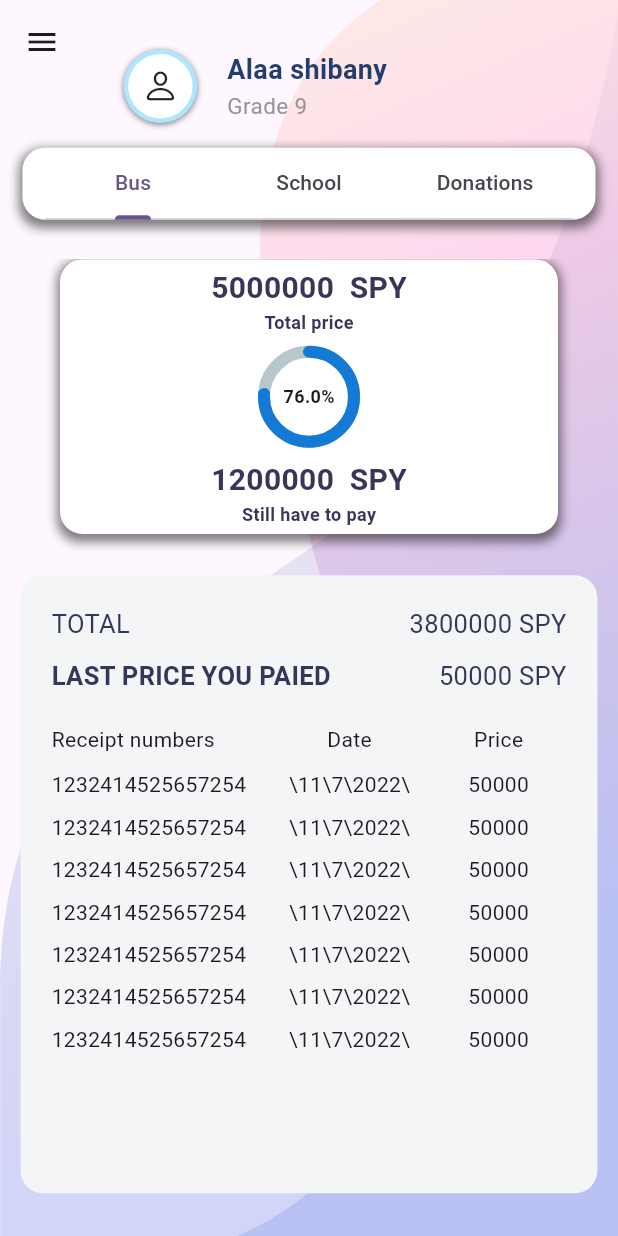
After one commit to abdulrahman-kharzoum/eduCloud_mobile, a Flutter app: the installmentsScreen screen opened by its route, on a phone screen of 412 x 824 dp. The commit adds this screen. Run offline on Flutter 3.47's test engine with Material 2 defaults, Android fonts, the light colour scheme and no system bars; drawn by our look-alikes of percent_indicator; our stand-ins replace easy_localization, flutter_svg; Roboto replaces fonts that are missing (Euclid Circular A, Poppins).

Commit message:
installments screen with translate & edit the drawer

```diff
--- a/lib/main.dart
+++ b/lib/main.dart
@@ -1,5 +1,6 @@
 import 'package:educloud_mobile/screens/home_screen.dart';
 import 'package:educloud_mobile/screens/settings_screen.dart';
+import 'package:educloud_mobile/screens/installments_screen.dart';
 import 'package:educloud_mobile/translations/codegen_loader.g.dart';
 import 'package:flutter/material.dart';
 import 'package:easy_localization/easy_localization.dart';
@@ -39,6 +40,7 @@ class MyApp extends StatelessWidget {
         routes: {
           settingsScreen.routeName: (context) => const settingsScreen(),
           HomeScreen.routeName: (context) => HomeScreen(),
+          installmentsScreen.routeName: (context) => const installmentsScreen(),
         });
   }
 }
--- a/lib/screens/home_screen.dart
+++ b/lib/screens/home_screen.dart
@@ -1,5 +1,6 @@
 import 'dart:ui';
 import 'package:educloud_mobile/common_widgets/backgroundPaint.dart';
+import 'package:educloud_mobile/screens/installments_screen.dart';
 import 'package:educloud_mobile/styles/app_colors.dart';
 import 'package:educloud_mobile/styles/app_text_styles.dart';
 import 'package:educloud_mobile/widgets/app_drawer.dart';
@@ -98,12 +99,16 @@ class HomeScreen extends StatelessWidget {
                       widgetP: SvgPicture.asset('assets/svg/student.svg',
                           fit: BoxFit.fill),
                     ),
-                    topicWidget(
+                    GestureDetector(
+                      onTap: () => Navigator.of(context)
+                          .pushNamed(installmentsScreen.routeName),
+                      child: topicWidget(
                         screenHight: screenHight,
                         screenWidth: screenWidth,
                         topicTitle: LocaleKeys.expensesinstallments.tr(),
                         widgetP: SvgPicture.asset('assets/svg/mony.svg',
                             fit: BoxFit.fill),
+                      ),
                     ),
                   ],
                 ),
@@ -124,12 +129,14 @@ class HomeScreen extends StatelessWidget {
                       widgetP: SvgPicture.asset('assets/svg/bus.svg',
                           fit: BoxFit.fill),
                     ),
-                    topicWidget(
+                    GestureDetector(
+                      child: topicWidget(
                         screenHight: screenHight,
                         screenWidth: screenWidth,
                         topicTitle: LocaleKeys.suggestionscomplaints.tr(),
                         widgetP: SvgPicture.asset('assets/svg/complaint.svg',
                             fit: BoxFit.fill),
+                      ),
                     ),
                   ],
                 ),
--- /dev/null
+++ b/lib/screens/installments_screen.dart
@@ -0,0 +1,214 @@
+import 'package:easy_localization/easy_localization.dart';
+import 'package:educloud_mobile/translations/locale_keys.g.dart';
+import 'package:flutter/material.dart';
+
+import '../common_widgets/BackgroundPaint.dart';
+import '../styles/app_colors.dart';
+import '../widgets/app_drawer.dart';
+import '../widgets/head_profile_widget.dart';
+import '../widgets/installments_tab_widget.dart';
+
+// ignore: camel_case_types
+class installmentsScreen extends StatefulWidget {
+  static const String routeName = '/installments-screen';
+
+  const installmentsScreen({super.key});
+
+  @override
+  State<installmentsScreen> createState() => _installmentsScreenState();
+}
+
+// ignore: camel_case_types
+class _installmentsScreenState extends State<installmentsScreen>
+    with SingleTickerProviderStateMixin {
+  late TabController? controller;
+
+  @override
+  void initState() {
+    super.initState();
+    controller = TabController(length: 3, vsync: this);
+  }
+
+  @override
+  void dispose() {
+    controller!.dispose();
+    super.dispose();
+  }
+
+  @override
+  Widget build(BuildContext context) {
+    final screenHight = MediaQuery.of(context).size.height;
+    final screenWidth = MediaQuery.of(context).size.width;
+    Map<String, dynamic> data = {
+      'totalPrice': 5000000,
+      'stillHaveToPay': 1200000,
+      'paied': 3800000,
+      'info': [
+        {
+          'receipt': '1232414525657254',
+          'date': '\\11\\7\\2022\\',
+          'price': 50000
+        },
+        {
+          'receipt': '1232414525657254',
+          'date': '\\11\\7\\2022\\',
+          'price': 50000
+        },
+        {
+          'receipt': '1232414525657254',
+          'date': '\\11\\7\\2022\\',
+          'price': 50000
+        },
+        {
+          'receipt': '1232414525657254',
+          'date': '\\11\\7\\2022\\',
+          'price': 50000
+        },
+        {
+          'receipt': '1232414525657254',
+          'date': '\\11\\7\\2022\\',
+          'price': 50000
+        },
+        {
+          'receipt': '1232414525657254',
+          'date': '\\11\\7\\2022\\',
+          'price': 50000
+        },
+        {
+          'receipt': '1232414525657254',
+          'date': '\\11\\7\\2022\\',
+          'price': 50000
+        }
+      ],
+    };
+    return Scaffold(
+      extendBodyBehindAppBar: true,
+      drawer: const appDrawer(),
+      appBar: AppBar(
+        backgroundColor: Colors.transparent,
+        elevation: 0,
+      ),
+      body: CustomPaint(
+        size: Size(
+            screenWidth,
+            (screenWidth * 2.1434668500180276)
+                .toDouble()), //You can Replace [WIDTH] with your desired width for Custom Paint and height will be calculated automatically
+        painter: Background(),
+        child: Column(
+          // padding: EdgeInsets.zero,
+          children: [
+            //this head widget for user name and image and grade
+            Container(
+              margin: context.locale.toString() == 'en'
+                  ? EdgeInsets.only(
+                      top: screenHight / 25, left: screenWidth / 5)
+                  : EdgeInsets.only(
+                      top: screenHight / 25, right: screenWidth / 5),
+              child: headProfileWidget(
+                screenHight: screenHight,
+                screenWidth: screenWidth,
+                nameColor: AppColors.mainColor,
+              ),
+            ),
+            SizedBox(
+              height: screenHight / 50,
+            ),
+            tabsWithoutIcon(
+              controller: controller,
+              mediaQuery: MediaQuery.of(context).size,
+              tabs: [
+                Tab(
+                  text: LocaleKeys.bus.tr(),
+                ),
+                Tab(
+                  text: LocaleKeys.school.tr(),
+                ),
+                Tab(
+                  text: LocaleKeys.donations.tr(),
+                ),
+              ],
+            ),
+            SizedBox(
+              height: screenHight / 50,
+            ),
+            SlidesForTabs(
+              mediaQuery: MediaQuery.of(context).size,
+              controller: controller,
+              data: data,
+            )
+          ],
+        ),
+      ),
+    );
+  }
+}
+
+// ignore: camel_case_types
+class tabsWithoutIcon extends StatefulWidget {
+  const tabsWithoutIcon({
+    super.key,
+    required this.controller,
+    required this.mediaQuery,
+    required this.tabs,
+  });
+  final Size mediaQuery;
+  final List<Tab> tabs;
+  final TabController? controller;
+
+  @override
+  State<tabsWithoutIcon> createState() => _tabsWithoutIconState();
+}
+
+// ignore: camel_case_types
+class _tabsWithoutIconState extends State<tabsWithoutIcon> {
+  @override
+  Widget build(BuildContext context) {
+    return Container(
+      margin: const EdgeInsets.only(right: 15, left: 15, bottom: 10),
+      padding: const EdgeInsets.only(right: 15, left: 15),
+      width: double.infinity,
+      decoration: BoxDecoration(
+        color: Colors.white,
+        borderRadius: BorderRadius.circular(15),
+        boxShadow: [
+          BoxShadow(
+            color: const Color.fromARGB(255, 0, 0, 0).withOpacity(0.5),
+            spreadRadius: 2,
+            blurRadius: 5,
+            offset: const Offset(0, 3), // changes position of shadow
+          ),
+        ],
+      ),
+      child: TabBar(controller: widget.controller, tabs: widget.tabs),
+    );
+  }
+}
+
+class SlidesForTabs extends StatelessWidget {
+  const SlidesForTabs({
+    super.key,
+    required this.mediaQuery,
+    required this.controller,
+    required this.data,
+  });
+
+  final Size mediaQuery;
+  final TabController? controller;
+  final Map<String, dynamic> data;
+
+  @override
+  Widget build(BuildContext context) {
+    return SizedBox(
+      height: mediaQuery.height / 1.3,
+      width: double.infinity,
+      child: TabBarView(
+        controller: controller,
+        children: [
+          installmentsTab(mediaQuery: mediaQuery, data: data),
+          installmentsTab(mediaQuery: mediaQuery, data: data),
+          installmentsTab(mediaQuery: mediaQuery, data: data),
+        ],
+      ),
+    );
+  }
+}
--- a/lib/screens/settings_screen.dart
+++ b/lib/screens/settings_screen.dart
@@ -1,3 +1,5 @@
+import 'dart:ui';
+
 import 'package:educloud_mobile/screens/home_screen.dart';
 import 'package:educloud_mobile/translations/locale_keys.g.dart';
 import 'package:easy_localization/easy_localization.dart';
@@ -14,10 +16,14 @@ class settingsScreen extends StatefulWidget {
 
 // ignore: camel_case_types
 class _settingsScreenState extends State<settingsScreen> {
-  String _selectedLanguage = 'English'; // Default language is English
+  Locale appLocale = window.locale;
 
   @override
   Widget build(BuildContext context) {
+    String selectedLanguage = context.locale.toString() == 'en'
+        ? 'English'
+        : 'Arabic'; // Default language is English
+
     return Scaffold(
       appBar: AppBar(
         title: Text(LocaleKeys.settings.tr()),
@@ -29,12 +35,10 @@ class _settingsScreenState extends State<settingsScreen> {
               LocaleKeys.languagesellect.tr(),
             ),
             trailing: DropdownButton<String>(
-              value: _selectedLanguage,
+              value: selectedLanguage,
               onChanged: (String? newValue) {
                 setState(() {
-                  _selectedLanguage = newValue!;
-                  // Save the selected language to local storage or a backend server
-                  // For example, you can use shared preferences package to store the language.
+                  selectedLanguage = newValue!;
                 });
               },
               items: <String>['English', 'Arabic'].map((String value) {
@@ -45,8 +49,9 @@ class _settingsScreenState extends State<settingsScreen> {
                     value == 'English'
                         ? await context.setLocale(const Locale('en'))
                         : await context.setLocale(const Locale('ar'));
-                    Navigator.of(context)
-                        .pushReplacementNamed(HomeScreen.routeName);
+                    // ignore: use_build_context_synchronously
+                    Navigator.of(context).pushNamedAndRemoveUntil(
+                        HomeScreen.routeName, (Route<dynamic> route) => false);
                   },
                 );
               }).toList(),
@@ -58,11 +63,3 @@ class _settingsScreenState extends State<settingsScreen> {
     );
   }
 }
-
-
-
-// onTap: () async {
-                  //   value == 'English'
-                  //       ? await context.setLocale(const Locale('en'))
-                  //       : await context.setLocale(const Locale('ar'));
-                  // },
--- a/lib/styles/app_colors.dart
+++ b/lib/styles/app_colors.dart
@@ -9,6 +9,7 @@ class AppColors {
   static Color textColor = const Color.fromRGBO(150, 150, 150, 1);
   static Color profileColor = const Color.fromRGBO(44, 81, 139, 1);
   static Color lightBlue = const Color.fromRGBO(173, 230, 254, 1);
+  static Color blueNormal = const Color.fromRGBO(20, 122, 214, 1);
   static Color mainColor = const Color.fromRGBO(34, 62, 109, 1);
   static List<Color> gradientColors = [
     const Color(0xff23b6e6),
--- a/lib/styles/app_text_styles.dart
+++ b/lib/styles/app_text_styles.dart
@@ -27,4 +27,16 @@ class AppTextStyles {
       fontSize: 12,
       fontWeight: FontWeight.bold,
       fontFamily: 'Euclid Circular A');
+  static TextStyle textTitleStyle1 = TextStyle(
+      color: AppColors.titleTextColor,
+      fontSize: 20,
+      fontWeight: FontWeight.bold,
+      fontFamily: 'Euclid Circular A');
+  static TextStyle poppinsTitle = TextStyle(
+      color: AppColors.titleTextColor, fontSize: 17, fontFamily: 'Poppins');
+  static TextStyle poppinsTitle1 = TextStyle(
+      color: AppColors.titleTextColor,
+      fontWeight: FontWeight.bold,
+      fontSize: 17,
+      fontFamily: 'Poppins');
 }
--- a/lib/widgets/app_drawer.dart
+++ b/lib/widgets/app_drawer.dart
@@ -1,6 +1,7 @@
 import 'dart:ui';
 
 import 'package:easy_localization/easy_localization.dart';
+import 'package:educloud_mobile/screens/home_screen.dart';
 import 'package:educloud_mobile/screens/settings_screen.dart';
 import 'package:educloud_mobile/styles/app_colors.dart';
 import 'package:educloud_mobile/widgets/head_profile_widget.dart';
@@ -61,12 +62,16 @@ class _appDrawerState extends State<appDrawer> {
           SizedBox(
             height: mediaQuery.height / 20,
           ),
-          const circleIconWidget(
+          GestureDetector(
+            onTap: () => Navigator.of(context).pushNamedAndRemoveUntil(
+                HomeScreen.routeName, (Route<dynamic> route) => false),
+            child: const circleIconWidget(
               color: Color.fromRGBO(254, 178, 91, 1),
               widget: Icon(
                 Icons.home,
                 color: Colors.white,
                 size: 25,
+              ),
             ),
           ),
           SizedBox(
@@ -173,7 +178,10 @@ class _appDrawerState extends State<appDrawer> {
           SizedBox(
             height: mediaQuery.height / 20,
           ),
-          circleIconWidget2(
+          GestureDetector(
+            onTap: () => Navigator.of(context).pushNamedAndRemoveUntil(
+                HomeScreen.routeName, (Route<dynamic> route) => false),
+            child: circleIconWidget2(
               iconName: LocaleKeys.homepage.tr(),
               mediaQuery: mediaQuery,
               color: const Color.fromRGBO(254, 178, 91, 1),
@@ -181,6 +189,7 @@ class _appDrawerState extends State<appDrawer> {
                 Icons.home,
                 color: Colors.white,
                 size: 25,
+              ),
             ),
           ),
           SizedBox(
@@ -335,7 +344,10 @@ class circleIconWidget2 extends StatelessWidget {
 
   @override
   Widget build(BuildContext context) {
-    return Row(
+    return Card(
+      color: Colors.transparent,
+      elevation: 0,
+      child: Row(
         children: [
           Container(
             padding: const EdgeInsets.all(10),
@@ -357,6 +369,7 @@ class circleIconWidget2 extends StatelessWidget {
                 fontFamily: 'Euclid Circular A'),
           )
         ],
+      ),
     );
   }
 }
--- /dev/null
+++ b/lib/widgets/installments_tab_widget.dart
@@ -0,0 +1,242 @@
+import 'package:easy_localization/easy_localization.dart';
+import 'package:flutter/material.dart';
+import 'package:percent_indicator/percent_indicator.dart';
+
+import '../styles/app_colors.dart';
+import '../styles/app_text_styles.dart';
+import '../translations/locale_keys.g.dart';
+
+// ignore: camel_case_types
+class installmentsTab extends StatelessWidget {
+  const installmentsTab({
+    super.key,
+    required this.mediaQuery,
+    required this.data,
+  });
+  final Size mediaQuery;
+  final Map<String, dynamic> data;
+
+  @override
+  Widget build(BuildContext context) {
+    return Column(
+      children: [
+        //this container has (total price , cricle percent , still have to pay)
+        Container(
+          height: mediaQuery.height / 4.5,
+          margin: const EdgeInsets.symmetric(horizontal: 40),
+          width: double.infinity,
+          decoration: BoxDecoration(
+            color: Colors.white,
+            borderRadius: BorderRadius.circular(15),
+            boxShadow: [
+              BoxShadow(
+                color: const Color.fromARGB(255, 0, 0, 0).withOpacity(0.5),
+                spreadRadius: 2,
+                blurRadius: 5,
+                offset: const Offset(0, 3), // changes position of shadow
+              ),
+            ],
+          ),
+          child: Column(
+            mainAxisAlignment: MainAxisAlignment.center,
+            crossAxisAlignment: CrossAxisAlignment.center,
+            children: [
+              //this for total price
+              Row(
+                mainAxisAlignment: MainAxisAlignment.center,
+                children: [
+                  Text(
+                    data['totalPrice'].toString(),
+                    style: AppTextStyles.textTitleStyle1,
+                  ),
+                  SizedBox(
+                    width: mediaQuery.width / 40,
+                  ),
+                  Text(
+                    LocaleKeys.spy.tr(),
+                    style: AppTextStyles.textTitleStyle1,
+                  )
+                ],
+              ),
+              Text(
+                LocaleKeys.totalprice.tr(),
+                style: AppTextStyles.miniTitle,
+              ),
+              SizedBox(
+                height: mediaQuery.height / 120,
+              ),
+              CircularPercentIndicator(
+                animation: true,
+                animationDuration: 1000,
+                radius: 34,
+                lineWidth: 8,
+                percent: (data['paied']) / data['totalPrice'],
+                progressColor: AppColors.blueNormal,
+                circularStrokeCap: CircularStrokeCap.round,
+                center: Text(
+                  '${((data['paied'] * 100) / data['totalPrice'])}%',
+                  style: const TextStyle(
+                      fontSize: 12, fontWeight: FontWeight.bold),
+                ),
+              ),
+              SizedBox(
+                height: mediaQuery.height / 120,
+              ),
+              //still have to pay
+              Row(
+                mainAxisAlignment: MainAxisAlignment.center,
+                children: [
+                  Text(
+                    data['stillHaveToPay'].toString(),
+                    style: AppTextStyles.textTitleStyle1,
+                  ),
+                  SizedBox(
+                    width: mediaQuery.width / 40,
+                  ),
+                  Text(
+                    LocaleKeys.spy.tr(),
+                    style: AppTextStyles.textTitleStyle1,
+                  )
+                ],
+              ),
+              Text(
+                LocaleKeys.stillhavetopay.tr(),
+                style: AppTextStyles.miniTitle,
+              ),
+            ],
+          ),
+        ),
+        Container(
+          padding: EdgeInsets.symmetric(
+              horizontal: mediaQuery.width / 20,
+              vertical: mediaQuery.height / 40),
+          margin: EdgeInsets.only(
+              top: mediaQuery.height / 30,
+              left: mediaQuery.width / 30,
+              right: mediaQuery.width / 30),
+          width: double.infinity,
+          height: mediaQuery.height / 2,
+          decoration: BoxDecoration(
+            color: const Color.fromRGBO(243, 245, 247, 1),
+            borderRadius: BorderRadius.circular(15),
+          ),
+          child: ListView(
+            padding: EdgeInsets.zero,
+            children: [
+              Row(
+                mainAxisAlignment: MainAxisAlignment.spaceBetween,
+                children: [
+                  Text(
+                    LocaleKeys.total.tr(),
+                    style: AppTextStyles.poppinsTitle,
+                  ),
+                  Text(
+                    '${data['paied'].toString()} ${LocaleKeys.spy.tr()}',
+                    style: AppTextStyles.poppinsTitle,
+                  ),
+                ],
+              ),
+              SizedBox(
+                height: mediaQuery.height / 80,
+              ),
+              Row(
+                mainAxisAlignment: MainAxisAlignment.spaceBetween,
+                children: [
+                  Text(
+                    LocaleKeys.lastpriceyoupaied.tr(),
+                    style: AppTextStyles.poppinsTitle1,
+                  ),
+                  Text(
+                    '${data['info'].first['price'].toString()} ${LocaleKeys.spy.tr()}',
+                    style: AppTextStyles.poppinsTitle,
+                  ),
+                ],
+              ),
+              SizedBox(
+                height: mediaQuery.height / 80,
+              ),
+              Table(
+                defaultVerticalAlignment: TableCellVerticalAlignment.bottom,
+                columnWidths: const {
+                  0: FlexColumnWidth(8),
+                  1: FlexColumnWidth(6),
+                  2: FlexColumnWidth(5),
+                },
+                children: [
+                  TableRow(
+                    children: [
+                      Padding(
+                        padding: EdgeInsets.symmetric(
+                            vertical: mediaQuery.height / 80),
+                        child: TableCell(
+                          verticalAlignment: TableCellVerticalAlignment.middle,
+                          child: Text(
+                            LocaleKeys.receiptnumbers.tr(),
+                          ),
+                        ),
+                      ),
+                      Padding(
+                        padding: EdgeInsets.symmetric(
+                            vertical: mediaQuery.height / 80),
+                        child: TableCell(
+                          verticalAlignment: TableCellVerticalAlignment.middle,
+                          child: Text(
+                            LocaleKeys.date.tr(),
+                            textAlign: TextAlign.center,
+                          ),
+                        ),
+                      ),
+                      Padding(
+                        padding: EdgeInsets.symmetric(
+                            vertical: mediaQuery.height / 80),
+                        child: TableCell(
+                          verticalAlignment: TableCellVerticalAlignment.middle,
+                          child: Text(
+                            LocaleKeys.price.tr(),
+                            textAlign: TextAlign.center,
+                          ),
+                        ),
+                      ),
+                    ],
+                  ),
+                  for (int i = 0; i < data['info'].length; i++)
+                    TableRow(
+                      children: [
+                        Padding(
+                          padding:
+                              EdgeInsets.only(bottom: mediaQuery.height / 100),
+                          child: TableCell(
+                            child: Text(data['info'][i]['receipt'].toString()),
+                          ),
+                        ),
+                        Padding(
+                          padding:
+                              EdgeInsets.only(bottom: mediaQuery.height / 100),
+                          child: TableCell(
+                            child: Text(
+                              data['info'][i]['date'].toString(),
+                              textAlign: TextAlign.center,
+                            ),
+                          ),
+                        ),
+                        Padding(
+                          padding:
+                              EdgeInsets.only(bottom: mediaQuery.height / 100),
+                          child: TableCell(
+                            child: Text(
+                              data['info'][i]['price'].toString(),
+                              textAlign: TextAlign.center,
+                            ),
+                          ),
+                        ),
+                      ],
+                    ),
+                ],
+              ),
+            ],
+          ),
+        ),
+      ],
+    );
+  }
+}
--- a/pubspec.yaml
+++ b/pubspec.yaml
@@ -39,6 +39,7 @@ dependencies:
   google_fonts: 4.0.3
   easy_localization: ^3.0.2
   flutter_svg: ^2.0.7
+  percent_indicator: ^4.2.3
 
 dev_dependencies:
   flutter_test:
```
Also changed, not shown: assets/translations/ar.json (+12 -1 lines), assets/translations/en.json (+12 -1 lines), lib/translations/codegen_loader.g.dart, lib/translations/locale_keys.g.dart, pubspec.lock. Lines whose indentation alone changed are shown as unchanged.
